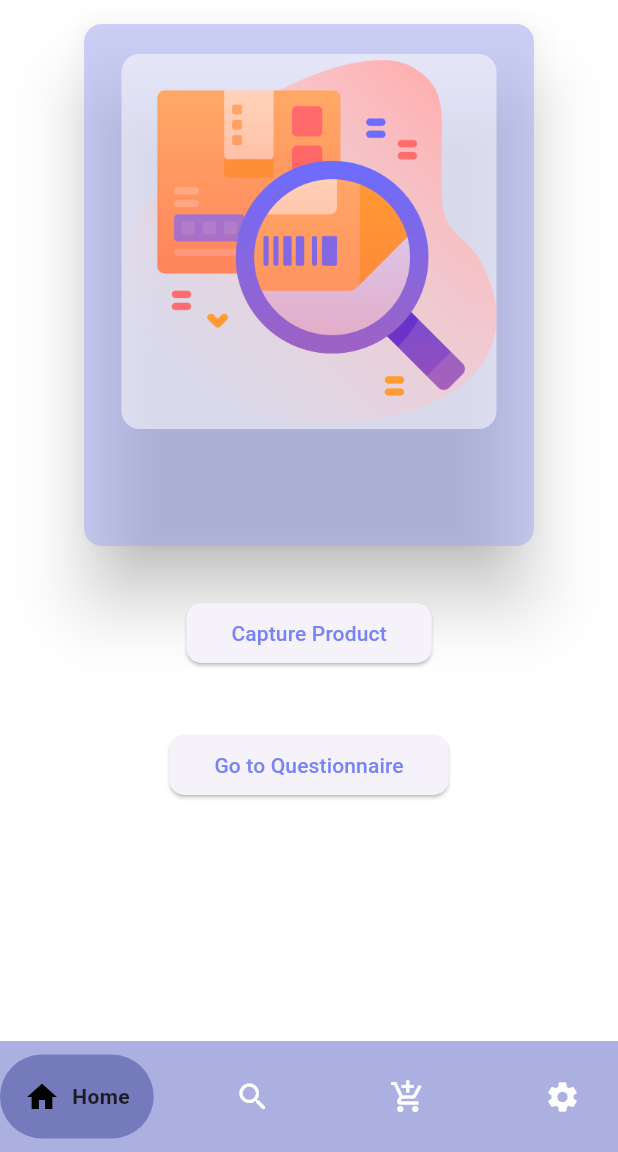
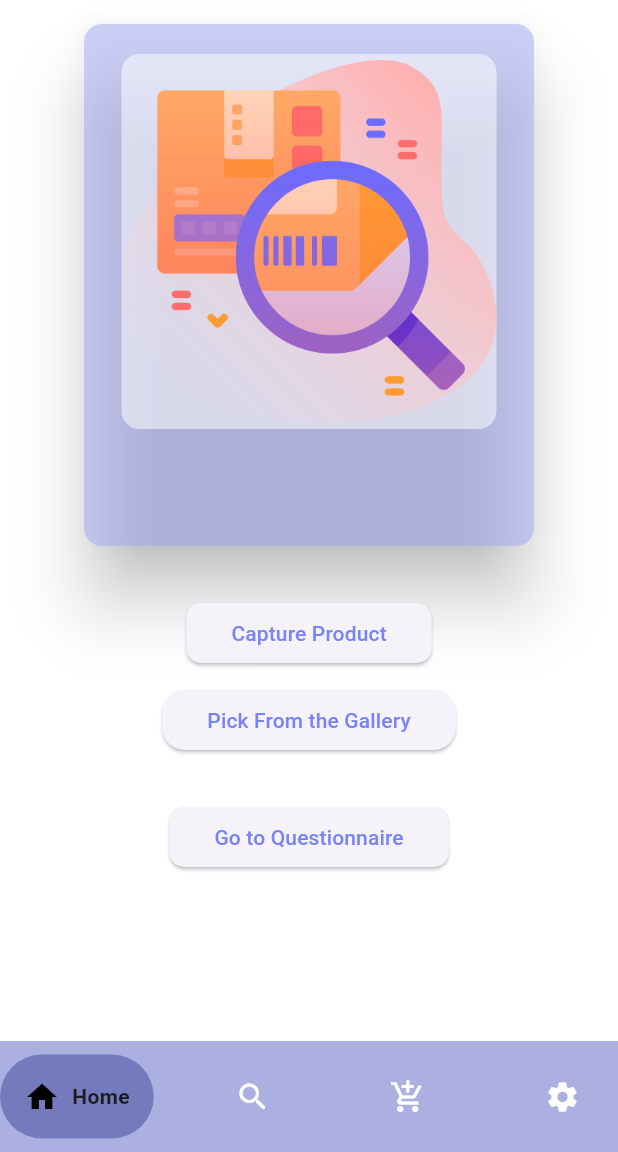
Before and after one commit to rishithamenush/Product_Identifier, a Flutter app: the MyHomePage screen opened directly, on a phone screen of 412 x 824 dp, the part 84-1236 px from its top. Run offline on Flutter 3.47's test engine with Material 3 defaults, Android fonts, the phone set to English and light mode, and no system bars; drawn by our look-alikes of google_nav_bar; our stand-ins replace google_fonts, image_picker; missing offline and left inert: flutter_tflite.

```diff
--- a/lib/home_page.dart
+++ b/lib/home_page.dart
@@ -91,14 +91,12 @@ class _MyHomePageState extends State<MyHomePage> {
 
   @override
   void dispose() {
-    // TODO: implement dispose
     super.dispose();
     Tflite.close();
   }
 
   @override
   void initState() {
-    // TODO: implement initState
     super.initState();
     _tfLteInit();
   }
@@ -218,19 +216,19 @@ class _MyHomePageState extends State<MyHomePage> {
                 height: 10,
               ),
               //Check  out the product using Gallery Image (Find out the reliability)
-              // ElevatedButton(
-              //   onPressed: () {
-              //     pickImageGallery();
-              //   },
-              //   style: ElevatedButton.styleFrom(
-              //     padding:
-              //         const EdgeInsets.symmetric(horizontal: 30, vertical: 10),
-              //     shape: RoundedRectangleBorder(
-              //         borderRadius: BorderRadius.circular(15)),
-              //     foregroundColor: const Color.fromARGB(255, 121, 131, 246),
-              //   ),
-              //   child: const Text("Pick From the Gallery"),
-              // ),
+              ElevatedButton(
+                onPressed: () {
+                  pickImageGallery();
+                },
+                style: ElevatedButton.styleFrom(
+                  padding:
+                      const EdgeInsets.symmetric(horizontal: 30, vertical: 10),
+                  shape: RoundedRectangleBorder(
+                      borderRadius: BorderRadius.circular(15)),
+                  foregroundColor: const Color.fromARGB(255, 121, 131, 246),
+                ),
+                child: const Text("Pick From the Gallery"),
+              ),
               const SizedBox(
                 height: 30,
               ),
```
Also changed, not shown: assets/labels.txt (+5 -5 lines).
